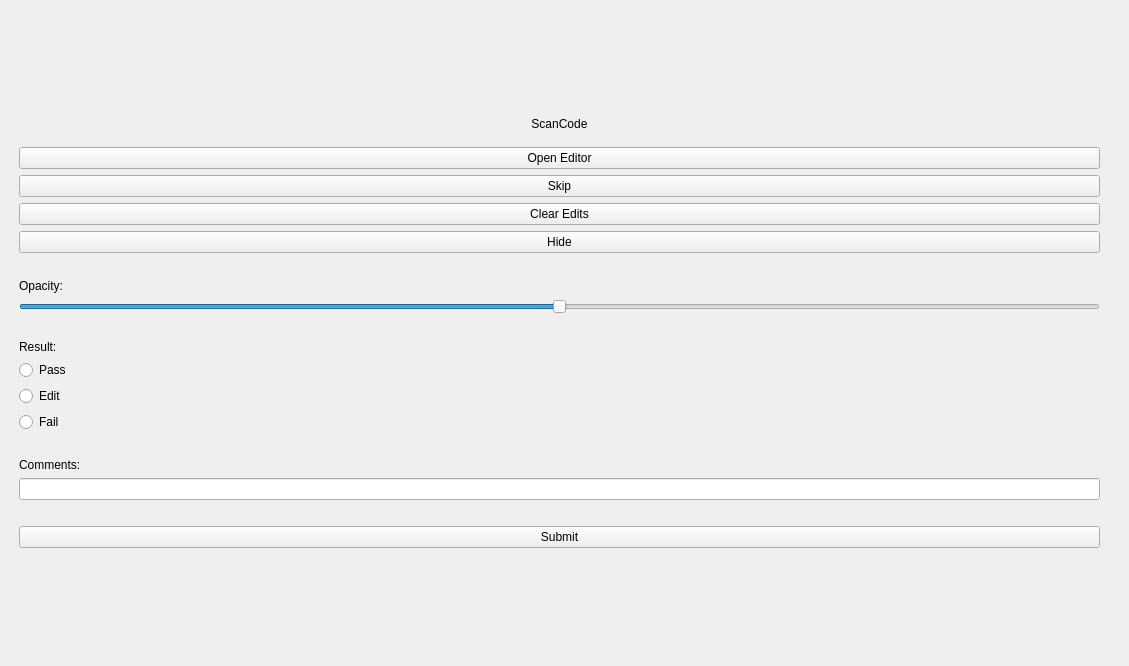
rjellis/pijp-dti, file pijp_dti/pijp-dti.ui: the form before one commit.
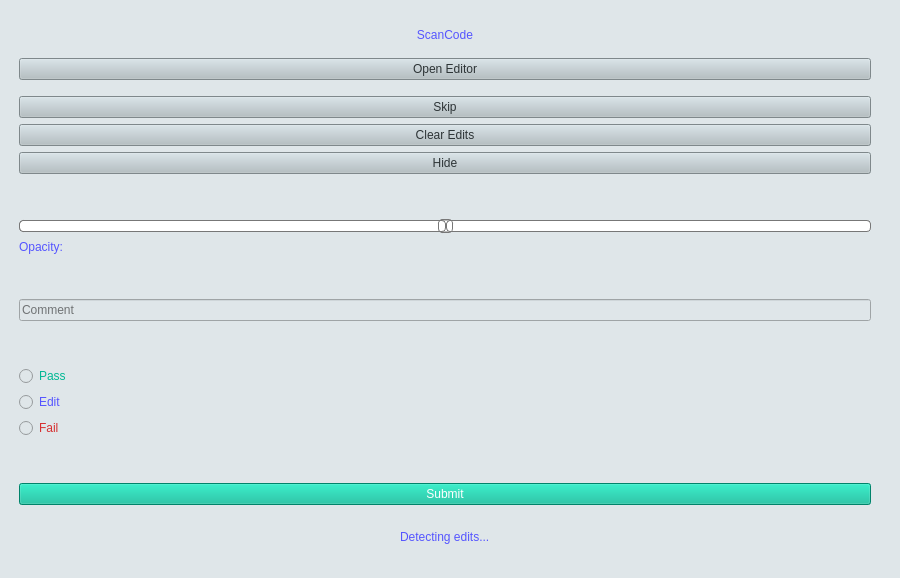
The form after the commit.

Patch:
```diff
--- a/pijp_dti/pijp-dti.ui
+++ b/pijp_dti/pijp-dti.ui
@@ -6,8 +6,8 @@
    <rect>
     <x>0</x>
     <y>0</y>
-    <width>1129</width>
-    <height>666</height>
+    <width>900</width>
+    <height>578</height>
    </rect>
   </property>
   <property name="cursor">
@@ -16,25 +16,16 @@
   <property name="windowTitle">
    <string>QC Tool</string>
   </property>
+  <property name="styleSheet">
+   <string notr="true"/>
+  </property>
   <widget class="QWidget" name="centralwidget">
-   <layout class="QGridLayout" name="gridLayout">
-    <item row="8" column="8">
-     <spacer name="horizontalSpacer_2">
-      <property name="orientation">
-       <enum>Qt::Horizontal</enum>
-      </property>
-      <property name="sizeType">
-       <enum>QSizePolicy::Fixed</enum>
-      </property>
-      <property name="sizeHint" stdset="0">
-       <size>
-        <width>10</width>
-        <height>20</height>
-       </size>
-      </property>
-     </spacer>
-    </item>
-    <item row="8" column="2">
+   <property name="styleSheet">
+    <string notr="true">background-color: rgb(223, 230, 233);
+</string>
+   </property>
+   <layout class="QHBoxLayout" name="horizontalLayout">
+    <item>
      <spacer name="horizontalSpacer_3">
       <property name="orientation">
        <enum>Qt::Horizontal</enum>
@@ -50,26 +41,7 @@
       </property>
      </spacer>
     </item>
-    <item row="8" column="9">
-     <layout class="QVBoxLayout" name="image_frame"/>
-    </item>
-    <item row="8" column="10">
-     <spacer name="horizontalSpacer">
-      <property name="orientation">
-       <enum>Qt::Horizontal</enum>
-      </property>
-      <property name="sizeType">
-       <enum>QSizePolicy::Fixed</enum>
-      </property>
-      <property name="sizeHint" stdset="0">
-       <size>
-        <width>10</width>
-        <height>20</height>
-       </size>
-      </property>
-     </spacer>
-    </item>
-    <item row="8" column="7">
+    <item>
      <layout class="QVBoxLayout" name="verticalLayout">
       <item>
        <layout class="QVBoxLayout" name="verticalLayout_3">
@@ -85,7 +57,8 @@
            <cursorShape>ArrowCursor</cursorShape>
           </property>
           <property name="styleSheet">
-           <string notr="true">font: 12pt &quot;Sans Serif&quot;;</string>
+           <string notr="true">color: rgb(85, 85, 255);
+font: 81 13pt &quot;Open Sans&quot;;</string>
           </property>
           <property name="text">
            <string>ScanCode</string>
@@ -119,6 +92,11 @@
             <verstretch>0</verstretch>
            </sizepolicy>
           </property>
+          <property name="styleSheet">
+           <string notr="true">background-color: rgb(178, 190, 195);
+color: rgb(45, 52, 54);
+font: 81 9pt &quot;Open Sans&quot;;</string>
+          </property>
           <property name="text">
            <string>Open Editor</string>
           </property>
@@ -130,6 +108,22 @@
           </property>
          </widget>
         </item>
+        <item>
+         <spacer name="verticalSpacer_6">
+          <property name="orientation">
+           <enum>Qt::Vertical</enum>
+          </property>
+          <property name="sizeType">
+           <enum>QSizePolicy::Fixed</enum>
+          </property>
+          <property name="sizeHint" stdset="0">
+           <size>
+            <width>20</width>
+            <height>10</height>
+           </size>
+          </property>
+         </spacer>
+        </item>
         <item>
          <widget class="QPushButton" name="button_skip">
           <property name="sizePolicy">
@@ -139,7 +133,9 @@
            </sizepolicy>
           </property>
           <property name="styleSheet">
-           <string notr="true"/>
+           <string notr="true">background-color: rgb(178, 190, 195);
+color: rgb(45, 52, 54);
+font: 81 9pt &quot;Open Sans&quot;;</string>
           </property>
           <property name="text">
            <string>Skip</string>
@@ -155,7 +151,9 @@
            </sizepolicy>
           </property>
           <property name="styleSheet">
-           <string notr="true"/>
+           <string notr="true">background-color: rgb(178, 190, 195);
+color: rgb(45, 52, 54);
+font: 81 9pt &quot;Open Sans&quot;;</string>
           </property>
           <property name="text">
            <string>Clear Edits</string>
@@ -170,6 +168,11 @@
             <verstretch>0</verstretch>
            </sizepolicy>
           </property>
+          <property name="styleSheet">
+           <string notr="true">background-color: rgb(178, 190, 195);
+color: rgb(45, 52, 54);
+font: 81 9pt &quot;Open Sans&quot;;</string>
+          </property>
           <property name="text">
            <string>Hide</string>
           </property>
@@ -195,22 +198,6 @@
       </item>
       <item>
        <layout class="QVBoxLayout" name="verticalLayout_2">
-        <item>
-         <widget class="QLabel" name="label_opacity">
-          <property name="sizePolicy">
-           <sizepolicy hsizetype="Maximum" vsizetype="Maximum">
-            <horstretch>0</horstretch>
-            <verstretch>0</verstretch>
-           </sizepolicy>
-          </property>
-          <property name="text">
-           <string>Opacity:</string>
-          </property>
-          <property name="alignment">
-           <set>Qt::AlignCenter</set>
-          </property>
-         </widget>
-        </item>
         <item>
          <widget class="QSlider" name="slider_opacity">
           <property name="sizePolicy">
@@ -219,6 +206,64 @@
             <verstretch>0</verstretch>
            </sizepolicy>
           </property>
+          <property name="styleSheet">
+           <string notr="true">QSlider::groove:horizontal {
+border: 1px solid #bbb;
+background: white;
+height: 10px;
+border-radius: 4px;
+}
+
+QSlider::sub-page:horizontal {
+background: qlineargradient(x1: 0, y1: 0,    x2: 0, y2: 1,
+    stop: 0 #66e, stop: 1 #bbf);
+background: qlineargradient(x1: 0, y1: 0.2, x2: 1, y2: 1,
+    stop: 0 #bbf, stop: 1 #55f);
+border: 1px solid #777;
+height: 10px;
+border-radius: 4px;
+}
+
+QSlider::add-page:horizontal {
+background: #fff;
+border: 1px solid #777;
+height: 10px;
+border-radius: 4px;
+}
+
+QSlider::handle:horizontal {
+background: qlineargradient(x1:0, y1:0, x2:1, y2:1,
+    stop:0 #eee, stop:1 #ccc);
+border: 1px solid #777;
+width: 13px;
+margin-top: -2px;
+margin-bottom: -2px;
+border-radius: 4px;
+}
+
+QSlider::handle:horizontal:hover {
+background: qlineargradient(x1:0, y1:0, x2:1, y2:1,
+    stop:0 #fff, stop:1 #ddd);
+border: 1px solid #444;
+border-radius: 4px;
+}
+
+QSlider::sub-page:horizontal:disabled {
+background: #bbb;
+border-color: #999;
+}
+
+QSlider::add-page:horizontal:disabled {
+background: #eee;
+border-color: #999;
+}
+
+QSlider::handle:horizontal:disabled {
+background: #eee;
+border: 1px solid #aaa;
+border-radius: 4px;
+}</string>
+          </property>
           <property name="maximum">
            <number>100</number>
           </property>
@@ -233,6 +278,26 @@
           </property>
          </widget>
         </item>
+        <item>
+         <widget class="QLabel" name="label_opacity">
+          <property name="sizePolicy">
+           <sizepolicy hsizetype="Maximum" vsizetype="Maximum">
+            <horstretch>0</horstretch>
+            <verstretch>0</verstretch>
+           </sizepolicy>
+          </property>
+          <property name="styleSheet">
+           <string notr="true">color: rgb(85, 85, 255);
+font: 81 9pt &quot;Open Sans&quot;;</string>
+          </property>
+          <property name="text">
+           <string>Opacity:</string>
+          </property>
+          <property name="alignment">
+           <set>Qt::AlignCenter</set>
+          </property>
+         </widget>
+        </item>
        </layout>
       </item>
       <item>
@@ -251,21 +316,43 @@
         </property>
        </spacer>
       </item>
+      <item>
+       <widget class="QLineEdit" name="line_comment">
+        <property name="sizePolicy">
+         <sizepolicy hsizetype="Minimum" vsizetype="Fixed">
+          <horstretch>0</horstretch>
+          <verstretch>0</verstretch>
+         </sizepolicy>
+        </property>
+        <property name="styleSheet">
+         <string notr="true">font: 81 9pt &quot;Open Sans&quot;;</string>
+        </property>
+        <property name="text">
+         <string/>
+        </property>
+        <property name="placeholderText">
+         <string>Comment</string>
+        </property>
+       </widget>
+      </item>
+      <item>
+       <spacer name="verticalSpacer">
+        <property name="orientation">
+         <enum>Qt::Vertical</enum>
+        </property>
+        <property name="sizeType">
+         <enum>QSizePolicy::Fixed</enum>
+        </property>
+        <property name="sizeHint" stdset="0">
+         <size>
+          <width>20</width>
+          <height>20</height>
+         </size>
+        </property>
+       </spacer>
+      </item>
       <item>
        <layout class="QVBoxLayout" name="verticalLayout_4">
-        <item>
-         <widget class="QLabel" name="label_result">
-          <property name="sizePolicy">
-           <sizepolicy hsizetype="Maximum" vsizetype="Maximum">
-            <horstretch>0</horstretch>
-            <verstretch>0</verstretch>
-           </sizepolicy>
-          </property>
-          <property name="text">
-           <string>Result:</string>
-          </property>
-         </widget>
-        </item>
         <item>
          <widget class="QRadioButton" name="button_pass">
           <property name="sizePolicy">
@@ -274,6 +361,10 @@
             <verstretch>0</verstretch>
            </sizepolicy>
           </property>
+          <property name="styleSheet">
+           <string notr="true">color: rgb(0, 184, 148);
+font: 81 11pt &quot;Open Sans&quot;;</string>
+          </property>
           <property name="text">
            <string>Pass</string>
           </property>
@@ -287,6 +378,10 @@
             <verstretch>0</verstretch>
            </sizepolicy>
           </property>
+          <property name="styleSheet">
+           <string notr="true">color: rgb(85, 85, 255);
+font: 81 11pt &quot;Open Sans&quot;;</string>
+          </property>
           <property name="text">
            <string>Edit</string>
           </property>
@@ -300,6 +395,10 @@
             <verstretch>0</verstretch>
            </sizepolicy>
           </property>
+          <property name="styleSheet">
+           <string notr="true">color: rgb(214, 48, 49);
+font: 81 11pt &quot;Open Sans&quot;;</string>
+          </property>
           <property name="text">
            <string>Fail</string>
           </property>
@@ -307,49 +406,6 @@
         </item>
        </layout>
       </item>
-      <item>
-       <spacer name="verticalSpacer">
-        <property name="orientation">
-         <enum>Qt::Vertical</enum>
-        </property>
-        <property name="sizeType">
-         <enum>QSizePolicy::Fixed</enum>
-        </property>
-        <property name="sizeHint" stdset="0">
-         <size>
-          <width>20</width>
-          <height>20</height>
-         </size>
-        </property>
-       </spacer>
-      </item>
-      <item>
-       <layout class="QVBoxLayout" name="verticalLayout_7">
-        <item>
-         <widget class="QLabel" name="label_comment">
-          <property name="sizePolicy">
-           <sizepolicy hsizetype="Maximum" vsizetype="Maximum">
-            <horstretch>0</horstretch>
-            <verstretch>0</verstretch>
-           </sizepolicy>
-          </property>
-          <property name="text">
-           <string>Comments:</string>
-          </property>
-         </widget>
-        </item>
-        <item>
-         <widget class="QLineEdit" name="line_comment">
-          <property name="sizePolicy">
-           <sizepolicy hsizetype="Minimum" vsizetype="Fixed">
-            <horstretch>0</horstretch>
-            <verstretch>0</verstretch>
-           </sizepolicy>
-          </property>
-         </widget>
-        </item>
-       </layout>
-      </item>
       <item>
        <spacer name="verticalSpacer_5">
         <property name="orientation">
@@ -375,15 +431,73 @@
          </sizepolicy>
         </property>
         <property name="styleSheet">
-         <string notr="true"/>
+         <string notr="true">background-color: rgb(0, 184, 148);
+color: rgb(255, 255, 255);
+font: 81 11pt &quot;Open Sans&quot;;</string>
         </property>
         <property name="text">
          <string>Submit</string>
         </property>
        </widget>
       </item>
+      <item alignment="Qt::AlignHCenter">
+       <widget class="QLabel" name="label_detect">
+        <property name="sizePolicy">
+         <sizepolicy hsizetype="Minimum" vsizetype="Maximum">
+          <horstretch>0</horstretch>
+          <verstretch>0</verstretch>
+         </sizepolicy>
+        </property>
+        <property name="styleSheet">
+         <string notr="true">color: rgb(85, 85, 255);
+font: 81 9pt &quot;Open Sans&quot;;</string>
+        </property>
+        <property name="text">
+         <string>Detecting edits...</string>
+        </property>
+       </widget>
+      </item>
      </layout>
     </item>
+    <item>
+     <spacer name="horizontalSpacer_2">
+      <property name="orientation">
+       <enum>Qt::Horizontal</enum>
+      </property>
+      <property name="sizeType">
+       <enum>QSizePolicy::Fixed</enum>
+      </property>
+      <property name="sizeHint" stdset="0">
+       <size>
+        <width>10</width>
+        <height>20</height>
+       </size>
+      </property>
+     </spacer>
+    </item>
+    <item>
+     <layout class="QVBoxLayout" name="image_frame">
+      <property name="sizeConstraint">
+       <enum>QLayout::SetMinimumSize</enum>
+      </property>
+     </layout>
+    </item>
+    <item>
+     <spacer name="horizontalSpacer">
+      <property name="orientation">
+       <enum>Qt::Horizontal</enum>
+      </property>
+      <property name="sizeType">
+       <enum>QSizePolicy::Fixed</enum>
+      </property>
+      <property name="sizeHint" stdset="0">
+       <size>
+        <width>10</width>
+        <height>20</height>
+       </size>
+      </property>
+     </spacer>
+    </item>
    </layout>
   </widget>
  </widget>
```
Left out of the diff: 2 changed lines with no effect on the pictures.
